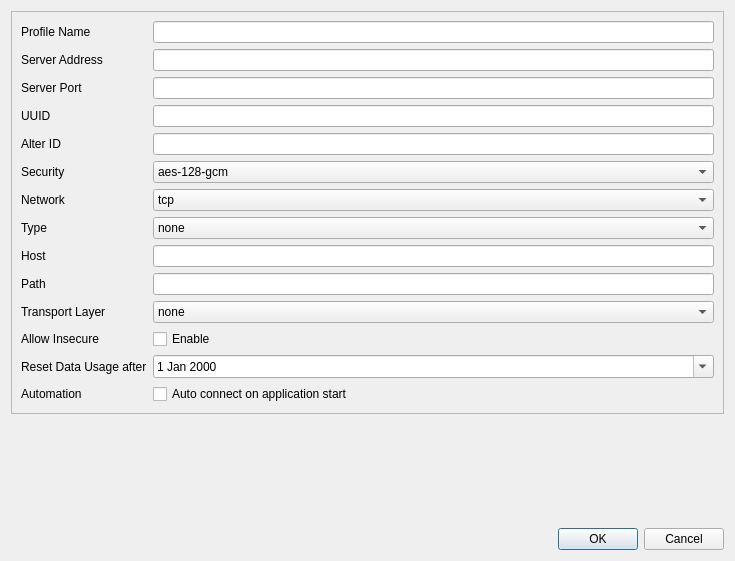
The window that ui/vmesseditdialog.ui (Trojan-Qt5/Trojan-Qt5) describes before a commit, drawn with Qt 5.
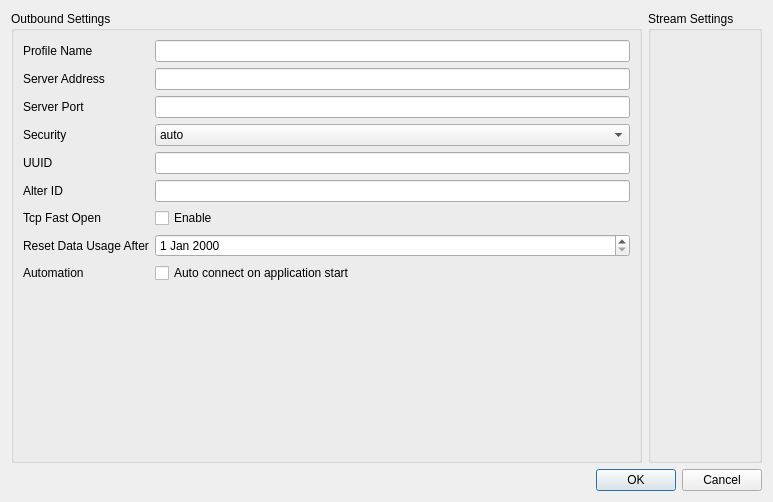
The same window after the commit.

The edit to the form file:
```diff
--- a/ui/vmesseditdialog.ui
+++ b/ui/vmesseditdialog.ui
@@ -6,88 +6,112 @@
    <rect>
     <x>0</x>
     <y>0</y>
-    <width>735</width>
-    <height>561</height>
+    <width>773</width>
+    <height>502</height>
    </rect>
   </property>
+  <property name="sizePolicy">
+   <sizepolicy hsizetype="Preferred" vsizetype="Preferred">
+    <horstretch>0</horstretch>
+    <verstretch>0</verstretch>
+   </sizepolicy>
+  </property>
+  <property name="minimumSize">
+   <size>
+    <width>0</width>
+    <height>0</height>
+   </size>
+  </property>
   <property name="windowTitle">
    <string>Profile Editor</string>
   </property>
-  <layout class="QVBoxLayout" name="verticalLayout">
+  <property name="modal">
+   <bool>true</bool>
+  </property>
+  <layout class="QGridLayout" name="gridLayout_4" columnstretch="2,0">
+   <item row="0" column="0">
+    <widget class="QGroupBox" name="outboundSettingWrapper">
+     <property name="title">
+      <string>Outbound Settings</string>
+     </property>
+     <layout class="QGridLayout" name="gridLayout">
+      <item row="0" column="0">
+       <layout class="QHBoxLayout" name="horizontalLayout" stretch="0">
    <item>
-    <widget class="QFrame" name="editFrame">
-     <property name="frameShape">
-      <enum>QFrame::StyledPanel</enum>
-     </property>
-     <property name="frameShadow">
-      <enum>QFrame::Raised</enum>
-     </property>
      <layout class="QFormLayout" name="formLayout">
-      <property name="sizeConstraint">
-       <enum>QLayout::SetMaximumSize</enum>
-      </property>
-      <property name="fieldGrowthPolicy">
-       <enum>QFormLayout::ExpandingFieldsGrow</enum>
-      </property>
-      <property name="rowWrapPolicy">
-       <enum>QFormLayout::WrapLongRows</enum>
-      </property>
-      <property name="labelAlignment">
-       <set>Qt::AlignLeading|Qt::AlignLeft|Qt::AlignVCenter</set>
-      </property>
-      <item row="1" column="0">
-       <widget class="QLabel" name="nameLabel">
+          <item row="0" column="0">
+           <widget class="QLabel" name="label">
         <property name="text">
          <string>Profile Name</string>
         </property>
        </widget>
       </item>
-      <item row="1" column="1">
+          <item row="0" column="1">
        <widget class="QLineEdit" name="nameEdit"/>
       </item>
-      <item row="2" column="0">
-       <widget class="QLabel" name="serverAddrLabel">
+          <item row="1" column="0">
+           <widget class="QLabel" name="label_2">
         <property name="text">
          <string>Server Address</string>
         </property>
        </widget>
       </item>
-      <item row="2" column="1">
+          <item row="1" column="1">
        <widget class="QLineEdit" name="serverAddrEdit"/>
       </item>
-      <item row="3" column="0">
-       <widget class="QLabel" name="serverPortLabel">
+          <item row="2" column="0">
+           <widget class="QLabel" name="label_3">
         <property name="text">
          <string>Server Port</string>
         </property>
        </widget>
       </item>
+          <item row="2" column="1">
+           <widget class="QLineEdit" name="serverPortEdit"/>
+          </item>
+          <item row="3" column="0">
+           <widget class="QLabel" name="label_4">
+            <property name="text">
+             <string>Security</string>
+            </property>
+           </widget>
+          </item>
       <item row="3" column="1">
-       <widget class="QLineEdit" name="serverPortEdit">
-        <property name="inputMethodHints">
-         <set>Qt::ImhDigitsOnly|Qt::ImhPreferNumbers</set>
-        </property>
+           <widget class="QComboBox" name="securityComboBox">
+            <item>
+             <property name="text">
+              <string>auto</string>
+             </property>
+            </item>
+            <item>
+             <property name="text">
+              <string>aes-128-gcm</string>
+             </property>
+            </item>
+            <item>
+             <property name="text">
+              <string>chacha20-poly305</string>
+             </property>
+            </item>
+            <item>
+             <property name="text">
+              <string>none</string>
+             </property>
+            </item>
        </widget>
       </item>
       <item row="4" column="0">
-       <widget class="QLabel" name="pwdLabel">
+           <widget class="QLabel" name="label_5">
         <property name="text">
          <string>UUID</string>
         </property>
        </widget>
       </item>
       <item row="4" column="1">
-       <widget class="QLineEdit" name="pwdEdit">
-        <property name="inputMethodHints">
-         <set>Qt::ImhNoAutoUppercase|Qt::ImhNoPredictiveText|Qt::ImhSensitiveData</set>
-        </property>
-        <property name="echoMode">
-         <enum>QLineEdit::PasswordEchoOnEdit</enum>
-        </property>
-       </widget>
+           <widget class="QLineEdit" name="uuidEdit"/>
       </item>
       <item row="5" column="0">
-       <widget class="QLabel" name="label">
+           <widget class="QLabel" name="label_6">
         <property name="text">
          <string>Alter ID</string>
         </property>
@@ -97,237 +121,66 @@
        <widget class="QLineEdit" name="lineEdit"/>
       </item>
       <item row="6" column="0">
-       <widget class="QLabel" name="label_2">
+           <widget class="QLabel" name="label_7">
         <property name="text">
-         <string>Security</string>
+             <string>Tcp Fast Open</string>
         </property>
        </widget>
       </item>
       <item row="6" column="1">
-       <widget class="QComboBox" name="comboBox">
-        <property name="sizePolicy">
-         <sizepolicy hsizetype="Expanding" vsizetype="Fixed">
-          <horstretch>0</horstretch>
-          <verstretch>0</verstretch>
-         </sizepolicy>
-        </property>
-        <item>
+           <widget class="QCheckBox" name="tcpFastOpenCheckBox">
          <property name="text">
-          <string>aes-128-gcm</string>
-         </property>
-        </item>
-        <item>
-         <property name="text">
-          <string>chacha20-poly1305</string>
-         </property>
-        </item>
-        <item>
-         <property name="text">
-          <string>auto</string>
-         </property>
-        </item>
-        <item>
-         <property name="text">
-          <string>none</string>
-         </property>
-        </item>
+             <string>Enable</string>
+            </property>
        </widget>
       </item>
       <item row="7" column="0">
-       <widget class="QLabel" name="label_3">
+           <widget class="QLabel" name="label_8">
         <property name="text">
-         <string>Network</string>
+             <string>Reset Data Usage After</string>
         </property>
        </widget>
       </item>
-      <item row="7" column="1">
-       <widget class="QComboBox" name="comboBox_2">
-        <property name="sizePolicy">
-         <sizepolicy hsizetype="Expanding" vsizetype="Fixed">
-          <horstretch>0</horstretch>
-          <verstretch>0</verstretch>
-         </sizepolicy>
-        </property>
-        <item>
-         <property name="text">
-          <string>tcp</string>
-         </property>
-        </item>
-        <item>
-         <property name="text">
-          <string>kcp</string>
-         </property>
-        </item>
-        <item>
-         <property name="text">
-          <string>ws</string>
-         </property>
-        </item>
-        <item>
-         <property name="text">
-          <string>h2</string>
-         </property>
-        </item>
-        <item>
-         <property name="text">
-          <string>quic</string>
-         </property>
-        </item>
-       </widget>
-      </item>
       <item row="8" column="0">
-       <widget class="QLabel" name="label_4">
-        <property name="text">
-         <string>Type</string>
-        </property>
-       </widget>
-      </item>
-      <item row="13" column="0">
-       <widget class="QLabel" name="resetDateLabel">
-        <property name="text">
-         <string>Reset Data Usage after</string>
-        </property>
-       </widget>
-      </item>
-      <item row="13" column="1">
-       <widget class="QDateEdit" name="resetDateEdit">
-        <property name="sizePolicy">
-         <sizepolicy hsizetype="Expanding" vsizetype="Fixed">
-          <horstretch>0</horstretch>
-          <verstretch>0</verstretch>
-         </sizepolicy>
-        </property>
-        <property name="calendarPopup">
-         <bool>true</bool>
-        </property>
-       </widget>
-      </item>
-      <item row="14" column="0">
-       <widget class="QLabel" name="autoStartLabel">
+           <widget class="QLabel" name="label_9">
         <property name="text">
          <string>Automation</string>
         </property>
        </widget>
       </item>
-      <item row="14" column="1">
+          <item row="8" column="1">
        <widget class="QCheckBox" name="autoStartCheckBox">
-        <property name="sizePolicy">
-         <sizepolicy hsizetype="Expanding" vsizetype="Fixed">
-          <horstretch>0</horstretch>
-          <verstretch>0</verstretch>
-         </sizepolicy>
-        </property>
         <property name="text">
          <string>Auto connect on application start</string>
         </property>
        </widget>
       </item>
-      <item row="8" column="1">
-       <widget class="QComboBox" name="comboBox_3">
-        <property name="sizePolicy">
-         <sizepolicy hsizetype="Expanding" vsizetype="Fixed">
-          <horstretch>0</horstretch>
-          <verstretch>0</verstretch>
-         </sizepolicy>
-        </property>
-        <item>
-         <property name="text">
-          <string>none</string>
-         </property>
-        </item>
-        <item>
-         <property name="text">
-          <string>http</string>
-         </property>
+          <item row="7" column="1">
+           <widget class="QDateEdit" name="resetDateEdit"/>
+          </item>
+         </layout>
         </item>
-       </widget>
+       </layout>
       </item>
-      <item row="9" column="0">
-       <widget class="QLabel" name="label_5">
-        <property name="text">
-         <string>Host</string>
-        </property>
-       </widget>
-      </item>
-      <item row="10" column="0">
-       <widget class="QLabel" name="label_6">
-        <property name="text">
-         <string>Path</string>
-        </property>
-       </widget>
-      </item>
-      <item row="9" column="1">
-       <widget class="QLineEdit" name="lineEdit_2">
-        <property name="toolTip">
-         <string>&lt;html&gt;&lt;head/&gt;&lt;body&gt;&lt;p&gt;1) http host (,)&lt;/p&gt;&lt;p&gt;2) ws host&lt;/p&gt;&lt;p&gt;3) h2 host (,)&lt;/p&gt;&lt;p&gt;4 QUIC encryption method&lt;/p&gt;&lt;/body&gt;&lt;/html&gt;</string>
-        </property>
-       </widget>
+     </layout>
+    </widget>
+   </item>
+   <item row="0" column="1">
+    <widget class="QGroupBox" name="streamSettingsGroupBox">
+     <property name="title">
+      <string>Stream Settings</string>
+     </property>
+     <property name="checked">
+      <bool>false</bool>
+     </property>
+     <layout class="QGridLayout" name="gridLayout_3">
+      <item row="0" column="0">
+       <layout class="QGridLayout" name="transportFrame"/>
       </item>
-      <item row="10" column="1">
-       <widget class="QLineEdit" name="lineEdit_3">
-        <property name="toolTip">
-         <string>&lt;html&gt;&lt;head/&gt;&lt;body&gt;&lt;p&gt;1) ws path&lt;/p&gt;&lt;p&gt;2) h2 path&lt;/p&gt;&lt;p&gt;3) QUIC Encryption Key&lt;/p&gt;&lt;/body&gt;&lt;/html&gt;</string>
-        </property>
-       </widget>
-      </item>
-      <item row="11" column="0">
-       <widget class="QLabel" name="label_7">
-        <property name="text">
-         <string>Transport Layer</string>
-        </property>
-       </widget>
-      </item>
-      <item row="11" column="1">
-       <widget class="QComboBox" name="comboBox_4">
-        <property name="sizePolicy">
-         <sizepolicy hsizetype="Expanding" vsizetype="Fixed">
-          <horstretch>0</horstretch>
-          <verstretch>0</verstretch>
-         </sizepolicy>
-        </property>
-        <item>
-         <property name="text">
-          <string>none</string>
-         </property>
-        </item>
-        <item>
-         <property name="text">
-          <string>tls</string>
-         </property>
-        </item>
-       </widget>
-      </item>
-      <item row="12" column="0">
-       <widget class="QLabel" name="label_8">
-        <property name="text">
-         <string>Allow Insecure</string>
-        </property>
-       </widget>
-      </item>
-      <item row="12" column="1">
-       <widget class="QCheckBox" name="checkBox">
-        <property name="text">
-         <string>Enable</string>
-        </property>
-       </widget>
-      </item>
      </layout>
     </widget>
    </item>
-   <item>
-    <spacer name="verticalSpacer">
-     <property name="orientation">
-      <enum>Qt::Vertical</enum>
-     </property>
-     <property name="sizeHint" stdset="0">
-      <size>
-       <width>20</width>
-       <height>0</height>
-      </size>
-     </property>
-    </spacer>
-   </item>
-   <item>
+   <item row="1" column="0" colspan="2">
     <widget class="QDialogButtonBox" name="buttonBox">
      <property name="orientation">
       <enum>Qt::Horizontal</enum>
```
Left out of the diff: 26 changed lines with no effect on the pictures. Lines whose indentation alone changed are shown as unchanged.
